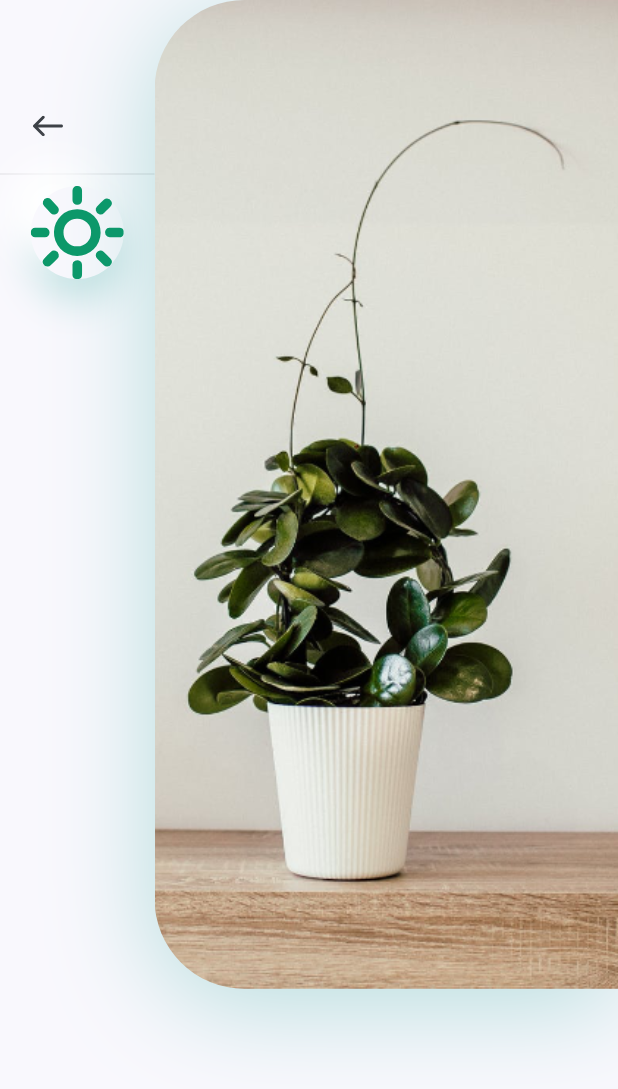
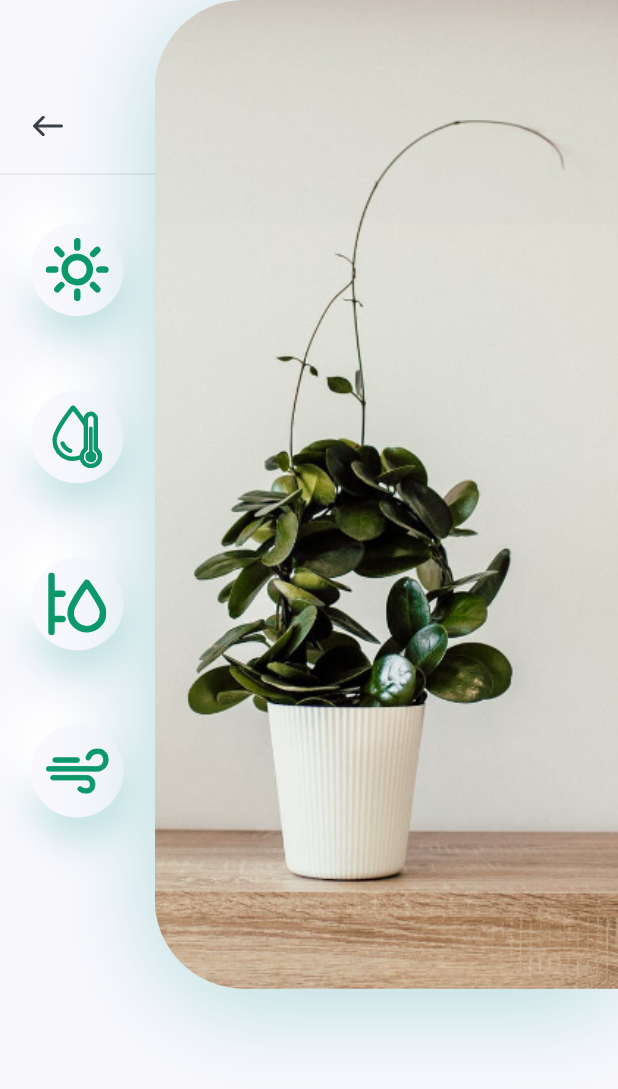
Before and after one commit to IngNex/flutter-plant-ui-practice, a Flutter app: the DetailsObject screen opened directly, on a phone screen of 412 x 824 dp. Shown: the top 1089 px of the screen. Run offline on Flutter 3.47's test engine with Material 2 defaults, Android fonts, the phone set to English and light mode, and no system bars; our stand-ins replace flutter_svg.

```diff
--- a/lib/screens/details/components/body.dart
+++ b/lib/screens/details/components/body.dart
@@ -4,6 +4,8 @@ import 'package:flutter/src/widgets/container.dart';
 import 'package:flutter/src/widgets/framework.dart';
 import 'package:flutter_svg/flutter_svg.dart';
 import 'package:front_plant_app_flutter_ui/constants.dart';
+import 'package:front_plant_app_flutter_ui/screens/details/components/icon_container.dart';
+import 'package:front_plant_app_flutter_ui/screens/details/components/image_icons.dart';
 
 class Body extends StatelessWidget {
   const Body({super.key});
@@ -11,78 +13,21 @@ class Body extends StatelessWidget {
   @override
   Widget build(BuildContext context) {
     Size size = MediaQuery.of(context).size;
-    return Column(
-      children: [
-        SizedBox(
-          height: size.height * .8,
-          child: Row(
+    return SingleChildScrollView(
+      child: Column(
+        children: [
+          ImageAndIcons(),
+          Row(
             children: [
-              Expanded(
-                child: Padding(
-                  padding: const EdgeInsets.symmetric(
-                      vertical: nexDefaultPadding * 3),
-                  child: Column(
-                    children: [
-                      Align(
-                        alignment: Alignment.topLeft,
-                        child: IconButton(
-                          padding: EdgeInsets.symmetric(
-                              horizontal: nexDefaultPadding),
-                          onPressed: () {
-                            Navigator.pop(context);
-                          },
-                          icon: SvgPicture.asset('assets/icons/back_arrow.svg'),
-                        ),
-                      ),
-                      Divider(),
-                      Container(
-                        height: 62,
-                        width: 62,
-                        decoration: BoxDecoration(
-                          boxShadow: [
-                            BoxShadow(
-                                color: nexPrimaryColor.withOpacity(0.22),
-                                offset: Offset(0, 15),
-                                blurRadius: 22),
-                            BoxShadow(
-                                color: Colors.white,
-                                offset: Offset(-15, -15),
-                                blurRadius: 20)
-                          ],
-                          borderRadius: BorderRadius.circular(50),
-                          color: nexBackgroundColor,
-                        ),
-                        child: SvgPicture.asset('assets/icons/sun.svg'),
-                      ),
-                    ],
-                  ),
-                ),
-              ),
-              Container(
-                height: size.height * 0.8,
-                width: size.width * 0.75,
-                decoration: BoxDecoration(
-                  borderRadius: BorderRadius.only(
-                    topLeft: Radius.circular(60),
-                    bottomLeft: Radius.circular(60),
-                  ),
-                  boxShadow: [
-                    BoxShadow(
-                        offset: Offset(0, 10),
-                        blurRadius: 60,
-                        color: nexPrimaryColor.withOpacity(0.29)),
-                  ],
-                  image: DecorationImage(
-                    alignment: Alignment.centerLeft,
-                    fit: BoxFit.cover,
-                    image: AssetImage('assets/images/img.png'),
-                  ),
+              RichText(
+                text: TextSpan(
+                  children: [],
                 ),
               ),
             ],
-          ),
-        )
-      ],
+          )
+        ],
+      ),
     );
   }
 }
--- /dev/null
+++ b/lib/screens/details/components/icon_container.dart
@@ -0,0 +1,31 @@
+import 'package:flutter/material.dart';
+import 'package:flutter_svg/flutter_svg.dart';
+import 'package:front_plant_app_flutter_ui/constants.dart';
+
+class iconContainer extends StatelessWidget {
+  const iconContainer({Key? key, required this.svgPicture}) : super(key: key);
+  final String svgPicture;
+  @override
+  Widget build(BuildContext context) {
+    Size size = MediaQuery.of(context).size;
+    return Container(
+      margin: EdgeInsets.symmetric(vertical: size.height * .03),
+      padding: EdgeInsets.all(nexDefaultPadding / 2),
+      height: 62,
+      width: 62,
+      decoration: BoxDecoration(
+        boxShadow: [
+          BoxShadow(
+              color: nexPrimaryColor.withOpacity(0.22),
+              offset: Offset(0, 15),
+              blurRadius: 22),
+          BoxShadow(
+              color: Colors.white, offset: Offset(-15, -15), blurRadius: 20)
+        ],
+        borderRadius: BorderRadius.circular(50),
+        color: nexBackgroundColor,
+      ),
+      child: SvgPicture.asset(svgPicture),
+    );
+  }
+}
--- /dev/null
+++ b/lib/screens/details/components/image_icons.dart
@@ -0,0 +1,77 @@
+import 'package:flutter/material.dart';
+import 'package:flutter_svg/flutter_svg.dart';
+import 'package:front_plant_app_flutter_ui/constants.dart';
+import 'package:front_plant_app_flutter_ui/screens/details/components/icon_container.dart';
+
+class ImageAndIcons extends StatelessWidget {
+  const ImageAndIcons({
+    Key? key,
+  }) : super(key: key);
+
+  @override
+  Widget build(BuildContext context) {
+    Size size = MediaQuery.of(context).size;
+    return Column(
+      children: [
+        Padding(
+          padding: const EdgeInsets.only(bottom: nexDefaultPadding * 3),
+          child: SizedBox(
+            height: size.height * .8,
+            child: Row(
+              children: [
+                Expanded(
+                  child: Padding(
+                    padding: const EdgeInsets.symmetric(
+                        vertical: nexDefaultPadding * 3),
+                    child: Column(
+                      children: [
+                        Align(
+                          alignment: Alignment.topLeft,
+                          child: IconButton(
+                            padding: EdgeInsets.symmetric(
+                                horizontal: nexDefaultPadding),
+                            onPressed: () {
+                              Navigator.pop(context);
+                            },
+                            icon:
+                                SvgPicture.asset('assets/icons/back_arrow.svg'),
+                          ),
+                        ),
+                        Divider(),
+                        iconContainer(svgPicture: 'assets/icons/sun.svg'),
+                        iconContainer(svgPicture: 'assets/icons/icon_2.svg'),
+                        iconContainer(svgPicture: 'assets/icons/icon_3.svg'),
+                        iconContainer(svgPicture: 'assets/icons/icon_4.svg'),
+                      ],
+                    ),
+                  ),
+                ),
+                Container(
+                  height: size.height * 0.8,
+                  width: size.width * 0.75,
+                  decoration: BoxDecoration(
+                    borderRadius: BorderRadius.only(
+                      topLeft: Radius.circular(60),
+                      bottomLeft: Radius.circular(60),
+                    ),
+                    boxShadow: [
+                      BoxShadow(
+                          offset: Offset(0, 10),
+                          blurRadius: 60,
+                          color: nexPrimaryColor.withOpacity(0.29)),
+                    ],
+                    image: DecorationImage(
+                      alignment: Alignment.centerLeft,
+                      fit: BoxFit.cover,
+                      image: AssetImage('assets/images/img.png'),
+                    ),
+                  ),
+                ),
+              ],
+            ),
+          ),
+        )
+      ],
+    );
+  }
+}
```
